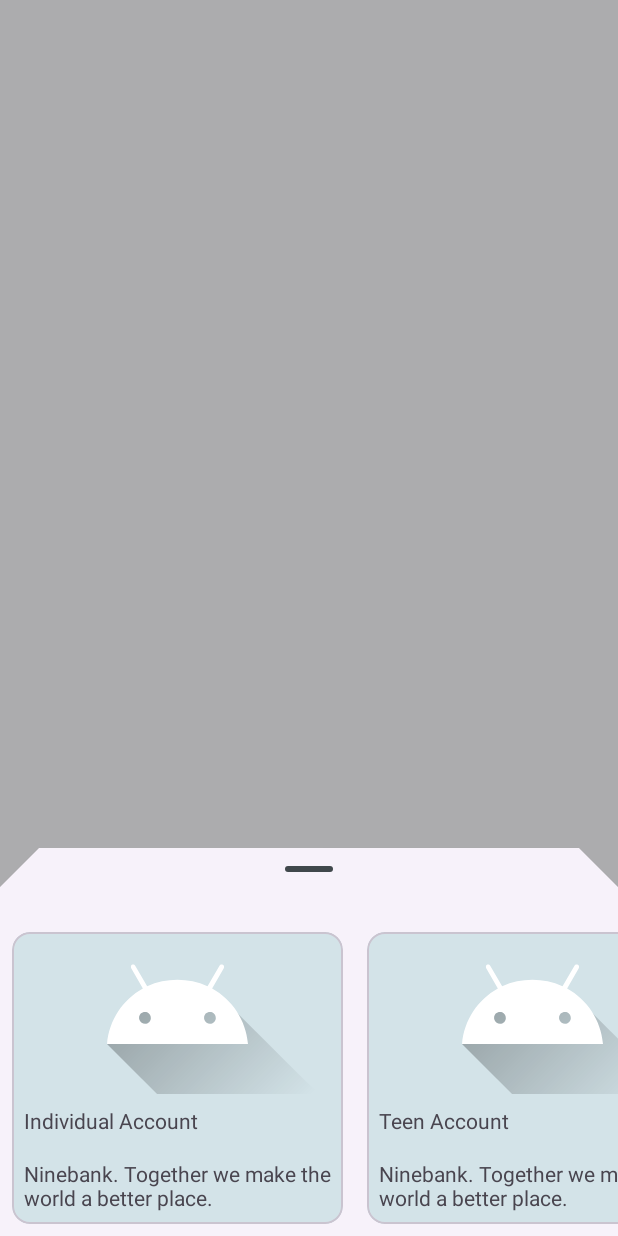
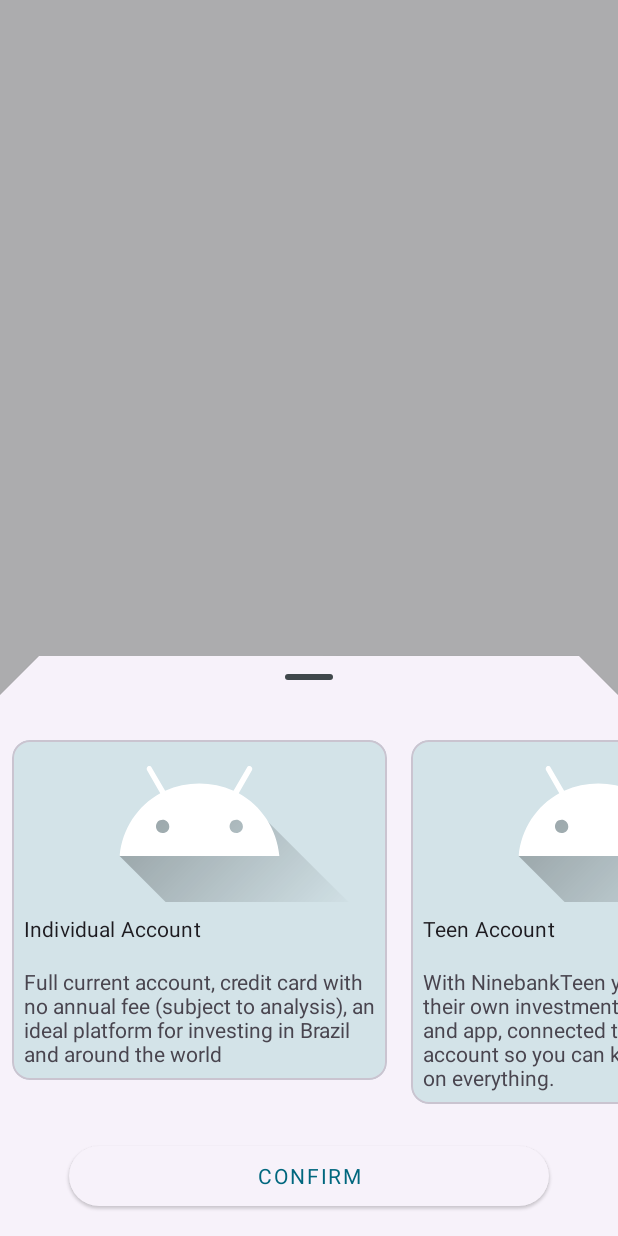
Before and after one commit to JohnnyRoque/ninebank, an Android app: the fragment ModalBottomSheet placed in its activity, on a phone screen of 412 x 824 dp. Run offline under Robolectric (Android 15) with nearby library versions, the phone set to English and light mode, and no system bars; our stand-ins replace data binding; Roboto replaces fonts that are not available here.

Commit message:
Now the chosen type of account is added to the chat, thought the function confirmTypeOfAccount.

```diff
--- a/app/src/main/java/com/example/newninebank/ModalBottomSheet.kt
+++ b/app/src/main/java/com/example/newninebank/ModalBottomSheet.kt
@@ -5,35 +5,39 @@ import android.view.LayoutInflater
 import android.view.View
 import android.view.ViewGroup
 import androidx.databinding.DataBindingUtil
+import androidx.fragment.app.activityViewModels
 import com.example.newninebank.databinding.ModalBottomSheetContentBinding
 import com.example.newninebank.model.DataSet
+import com.example.newninebank.model.NineBankViewModel
 import com.google.android.material.bottomsheet.BottomSheetDialogFragment
 
 class ModalBottomSheet : BottomSheetDialogFragment() {
-    private  val  submitTypes = TypesOfAccountAdapter()
-    init {
-        submitTypes.typesAsyncDiff.submitList(DataSet().loadTypesOfAccount())
-        submitTypes.notifyItemInserted(submitTypes.typesAsyncDiff.currentList.size)
-    }
-
-     private var _binding: ModalBottomSheetContentBinding? = null
+    private val sharedViewModel: NineBankViewModel by activityViewModels()
+    private var _binding: ModalBottomSheetContentBinding? = null
     val binding get() = _binding!!
     override fun onCreateView(
         inflater: LayoutInflater,
         container: ViewGroup?,
         savedInstanceState: Bundle?
     ): View {
-        _binding = DataBindingUtil.inflate(inflater,R.layout.modal_bottom_sheet_content,container,false)
+        _binding =
+            DataBindingUtil.inflate(inflater, R.layout.modal_bottom_sheet_content, container, false)
         return binding.root
     }
 
     override fun onViewCreated(view: View, savedInstanceState: Bundle?) {
+        val submitTypes = TypesOfAccountAdapter(requireContext(),this)
+        submitTypes.typesAsyncDiff.submitList(DataSet().loadTypesOfAccount())
+        submitTypes.notifyItemInserted(submitTypes.typesAsyncDiff.currentList.size)
+
         binding.apply {
             recyclerAdapter = submitTypes
             lifecycleOwner = viewLifecycleOwner
         }
+        binding.buttonConfirm.setOnClickListener {
+            dismiss()
 
-
+        }
         super.onViewCreated(view, savedInstanceState)
     }
 
@@ -41,4 +45,8 @@ class ModalBottomSheet : BottomSheetDialogFragment() {
     companion object {
         const val MODAL_TAG = "ModalBottomSheet"
     }
+
+    fun confirmTypeOfAccount(account:String){
+        sharedViewModel.getUserInput(account)
+    }
 }
--- a/app/src/main/java/com/example/newninebank/TypesOfAccountAdapter.kt
+++ b/app/src/main/java/com/example/newninebank/TypesOfAccountAdapter.kt
@@ -1,5 +1,6 @@
 package com.example.newninebank
 
+import android.content.Context
 import android.view.LayoutInflater
 import android.view.View
 import android.view.ViewGroup
@@ -11,8 +12,10 @@ import com.google.android.material.card.MaterialCardView
 import com.google.android.material.imageview.ShapeableImageView
 import com.google.android.material.textview.MaterialTextView
 
-class TypesOfAccountAdapter: RecyclerView.Adapter<TypesOfAccountAdapter.TypesOfAccountViewHolder>() {
-    val typesAsyncDiff = AsyncListDiffer(this,object  : DiffUtil.ItemCallback<TypesOfAccountModel>(){
+class TypesOfAccountAdapter(val context: Context, val parent: ModalBottomSheet) :
+    RecyclerView.Adapter<TypesOfAccountAdapter.TypesOfAccountViewHolder>() {
+    val typesAsyncDiff =
+        AsyncListDiffer(this, object : DiffUtil.ItemCallback<TypesOfAccountModel>() {
 
             override fun areItemsTheSame(
                 oldItem: TypesOfAccountModel,
@@ -27,20 +30,19 @@ class TypesOfAccountAdapter: RecyclerView.Adapter<TypesOfAccountAdapter.TypesOfA
             ): Boolean {
                 return oldItem == newItem
             }
-
         })
 
-    class TypesOfAccountViewHolder(view:View):RecyclerView.ViewHolder(view){
+    class TypesOfAccountViewHolder(view: View) : RecyclerView.ViewHolder(view) {
 
-        val accountTypeCard : MaterialCardView = view.findViewById(R.id.types_of_account_card)
+        val accountTypeCard: MaterialCardView = view.findViewById(R.id.types_of_account_card)
         val accountTypeImage: ShapeableImageView = view.findViewById(R.id.type_of_account_image)
-        val typeOfAccountTitle : MaterialTextView = view.findViewById(R.id.type_of_account_head)
-        val typeOfAccountBody : MaterialTextView = view.findViewById(R.id.type_of_account_body)
+        val typeOfAccountTitle: MaterialTextView = view.findViewById(R.id.type_of_account_head)
+        val typeOfAccountBody: MaterialTextView = view.findViewById(R.id.type_of_account_body)
     }
 
     override fun onCreateViewHolder(parent: ViewGroup, viewType: Int): TypesOfAccountViewHolder {
         val layoutInflater = LayoutInflater.from(parent.context)
-                .inflate(R.layout.types_of_account_recycler_design,parent,false)
+            .inflate(R.layout.types_of_account_recycler_design, parent, false)
         return TypesOfAccountViewHolder(layoutInflater)
     }
 
@@ -49,14 +51,31 @@ class TypesOfAccountAdapter: RecyclerView.Adapter<TypesOfAccountAdapter.TypesOfA
     }
 
     override fun onBindViewHolder(holder: TypesOfAccountViewHolder, position: Int) {
-        val item  = typesAsyncDiff.currentList[position]
+        val item = typesAsyncDiff.currentList[position]
 
         holder.accountTypeImage.setImageResource(item.image)
         holder.typeOfAccountTitle.setText(item.titleText)
         holder.typeOfAccountBody.setText(item.bodyText)
         holder.accountTypeCard.setOnClickListener {
+            when (item.titleText) {
+                R.string.individual_account_title_text -> {
+                    parent.confirmTypeOfAccount(context.resources.getString(R.string.individual_account_title_text))
+
+
+                }
+
+                R.string.teen_account_title_text -> {
+                    parent.confirmTypeOfAccount(context.resources.getString(R.string.teen_account_title_text))
+
+
+                }
+
+                R.string.joint_account_title_text -> {
+                    parent.confirmTypeOfAccount(context.resources.getString(R.string.joint_account_title_text))
+
 
                 }
             }
-
         }
+    }
+}
--- a/app/src/main/java/com/example/newninebank/model/DataSet.kt
+++ b/app/src/main/java/com/example/newninebank/model/DataSet.kt
@@ -27,9 +27,9 @@ class DataSet {
 
     fun loadTypesOfAccount(): List<TypesOfAccountModel> {
         return listOf(
-            TypesOfAccountModel(R.string.open_account_individual,R.drawable.ic_launcher_foreground,R.string.ninebank_slogan),
-            TypesOfAccountModel(R.string.open_account_teen,R.drawable.ic_launcher_foreground,R.string.ninebank_slogan),
-            TypesOfAccountModel(R.string.open_account_joint,R.drawable.ic_launcher_foreground,R.string.ninebank_slogan
+            TypesOfAccountModel(R.string.individual_account_title_text,R.drawable.ic_launcher_foreground,R.string.individual_account_text),
+            TypesOfAccountModel(R.string.teen_account_title_text,R.drawable.ic_launcher_foreground,R.string.teen_account_text),
+            TypesOfAccountModel(R.string.joint_account_title_text,R.drawable.ic_launcher_foreground,R.string.joint_account_text
         ))
     }
 }
--- a/app/src/main/java/com/example/newninebank/ui/HomeFragment.kt
+++ b/app/src/main/java/com/example/newninebank/ui/HomeFragment.kt
@@ -15,7 +15,7 @@ import com.example.newninebank.R
 import com.example.newninebank.TextRecyclerView
 import com.example.newninebank.databinding.FragmentHomeBinding
 import com.example.newninebank.model.NineBankViewModel
-import com.example.newninebank.ui.DialogFragmentNineBank.Companion.DIALOGFRAGMENT
+import com.example.newninebank.ui.DialogFragmentNineBank.Companion.DIALOG_FRAGMENT
 
 
 class HomeFragment : Fragment() {
@@ -42,6 +42,7 @@ class HomeFragment : Fragment() {
     }
 
     override fun onViewCreated(view: View, savedInstanceState: Bundle?) {
+
         binding.apply {
             viewModel = sharedViewModel
             lifecycleOwner = viewLifecycleOwner
@@ -50,7 +51,6 @@ class HomeFragment : Fragment() {
             homeFragment = this@HomeFragment
             navToFragmentName = "FinancialStatement"
         }
-
         super.onViewCreated(view, savedInstanceState)
     }
 
@@ -60,6 +60,6 @@ class HomeFragment : Fragment() {
     }
 
     fun createMaterialDialog() {
-        DialogFragmentNineBank(true, null).show(parentFragmentManager, DIALOGFRAGMENT)
+        DialogFragmentNineBank().show(parentFragmentManager, DIALOG_FRAGMENT)
     }
 }
--- /dev/null
+++ b/app/src/main/res/drawable/baseline_check_24.xml
@@ -0,0 +1,5 @@
+<vector android:height="24dp" android:tint="#000000"
+    android:viewportHeight="24" android:viewportWidth="24"
+    android:width="24dp" xmlns:android="http://schemas.android.com/apk/res/android">
+    <path android:fillColor="@android:color/white" android:pathData="M9,16.17L4.83,12l-1.42,1.41L9,19 21,7l-1.41,-1.41z"/>
+</vector>
--- a/app/src/main/res/layout/dialog_design.xml
+++ b/app/src/main/res/layout/dialog_design.xml
@@ -32,6 +32,7 @@
             <com.google.android.material.textfield.TextInputEditText
                 android:id="@+id/dialog_edit_text"
                 android:layout_width="match_parent"
+                android:inputType="numberDecimal"
                 android:layout_height="wrap_content"
                  />
         </com.google.android.material.textfield.TextInputLayout>
--- a/app/src/main/res/layout/modal_bottom_sheet_content.xml
+++ b/app/src/main/res/layout/modal_bottom_sheet_content.xml
@@ -14,8 +14,6 @@
         android:id="@+id/modal_bottom_sheet"
         android:layout_width="match_parent"
         android:fitsSystemWindows="true"
-
-        app:layout_behavior="@string/bottom_sheet_behavior"
         android:layout_height="match_parent"
         android:orientation="vertical">
 
@@ -26,12 +24,24 @@
         <androidx.recyclerview.widget.RecyclerView
             android:id="@+id/types_of_account_recycler"
             android:layout_width="match_parent"
-            android:layout_height="match_parent"
+            android:layout_height="wrap_content"
             android:overScrollMode="never"
             android:orientation="horizontal"
             android:adapter="@{recyclerAdapter}"
             app:layoutManager="androidx.recyclerview.widget.LinearLayoutManager" />
 
+        <com.google.android.material.button.MaterialButton
+            android:id="@+id/button_confirm"
+            style="@style/Widget.Material3.Button.ElevatedButton"
+            android:layout_width="wrap_content"
+            android:minWidth="320dp"
+            android:layout_margin="16dp"
+            android:textAppearance="?attr/textAppearanceButton"
+            android:layout_gravity="center"
+            android:fitsSystemWindows="true"
+            android:text="@string/button_confirm"
+            android:layout_height="wrap_content"/>
+
 
     </androidx.appcompat.widget.LinearLayoutCompat>
 </layout>
--- a/app/src/main/res/layout/types_of_account_recycler_design.xml
+++ b/app/src/main/res/layout/types_of_account_recycler_design.xml
@@ -1,44 +1,45 @@
 <?xml version="1.0" encoding="utf-8"?>
+
 <com.google.android.material.card.MaterialCardView xmlns:android="http://schemas.android.com/apk/res/android"
+    xmlns:app="http://schemas.android.com/apk/res-auto"
     android:id="@+id/types_of_account_card"
     android:layout_width="wrap_content"
+    android:layout_height="wrap_content"
     android:layout_gravity="center"
+    android:layout_margin="8dp"
+    android:background="?attr/selectableItemBackground"
     android:clickable="true"
-    android:background="?attr/selectableItemBackground"
-    android:layout_margin="8dp"
-    app:cardPreventCornerOverlap="false"
-    xmlns:app="http://schemas.android.com/apk/res-auto"
-    android:layout_height="wrap_content">
+    app:cardPreventCornerOverlap="false">
 
     <androidx.appcompat.widget.LinearLayoutCompat
         android:layout_width="match_parent"
-        android:orientation="vertical"
-        android:layout_height="wrap_content">
+        android:layout_height="match_parent"
+        android:orientation="vertical">
 
         <com.google.android.material.imageview.ShapeableImageView
             android:id="@+id/type_of_account_image"
             android:layout_width="match_parent"
-
-            app:shapeAppearance="@style/CardImageCornerStyle"
+            android:layout_height="wrap_content"
+            android:scaleType="centerCrop"
             android:src="@mipmap/ic_launcher"
-            android:scaleType="centerCrop"
-            android:layout_height="wrap_content"/>
+            app:shapeAppearance="@style/CardImageCornerStyle" />
 
         <com.google.android.material.textview.MaterialTextView
             android:id="@+id/type_of_account_head"
             android:layout_width="match_parent"
+            android:textAppearance="?attr/textAppearanceSubtitle2"
+            android:layout_height="wrap_content"
             android:padding="8dp"
-            android:text="@string/open_account_joint"
-            android:layout_height="wrap_content"/>
+            android:text="@string/joint_account_title_text" />
 
         <com.google.android.material.textview.MaterialTextView
             android:id="@+id/type_of_account_body"
             android:layout_width="match_parent"
+            android:maxWidth="250dp"
+            android:layout_height="match_parent"
             android:padding="8dp"
-            android:text="@string/ninebank_slogan"
-            android:layout_height="wrap_content"/>
+            android:text="@string/ninebank_slogan" />
 
 
     </androidx.appcompat.widget.LinearLayoutCompat>
-
 </com.google.android.material.card.MaterialCardView>
--- a/app/src/main/res/values/strings.xml
+++ b/app/src/main/res/values/strings.xml
@@ -40,13 +40,18 @@
     <string name="open_account_terms_button_text">Open terms of use</string>
     <string name="open_account_input_button_text">Accept Terms of Use and Privacy Policy.</string>
     <string name="open_account_types_of_account">Now that you know more about NineBank, select the type of personal account that best suits you.</string>
-    <string name="open_account_teen">Teen Account</string>
-    <string name="open_account_joint">Joint Account</string>
-    <string name="open_account_individual">Individual Account</string>
+    <string name="teen_account_title_text">Teen Account</string>
+    <string name="teen_account_text">With NinebankTeen your child has their own investments, account, card and app, connected to their Ninebank account so you can keep a close eye on everything.</string>
+    <string name="joint_account_title_text">Joint Account</string>
+    <string name="joint_account_text">Joint account: any account holder can make financial transactions independently Simple joint account (or non-solidary): to make transactions, the signature of each account holder is required.</string>
+    <string name="individual_account_title_text">Individual Account</string>
+    <string name="individual_account_text">Full current account, credit card with no annual fee (subject to analysis), an ideal platform for investing in Brazil and around the world</string>
     <string name="positive_text">Yes</string>
     <string name="negative_text">No</string>
     <string name="open_account_dialog_title">Cancel the opening of your account?</string>
     <string name="open_account_dialog_message">You will lose all the information you have filled in.</string>
+    <string name="button_confirm">Confirm</string>
+    <string name="select_type_of_account_text">Select</string>
     <string name="right_emoji">&#128077;</string>
 
 
```
Also changed, not shown: app/src/main/java/com/example/newninebank/model/NineBankViewModel.kt (+21 -3 lines), app/src/main/java/com/example/newninebank/ui/DialogFragmentNineBank.kt (+2 -15 lines), app/src/main/java/com/example/newninebank/ui/OpenAccountFragment.kt (+27 -19 lines), 1 other file. Lines whose indentation alone changed are shown as unchanged.
